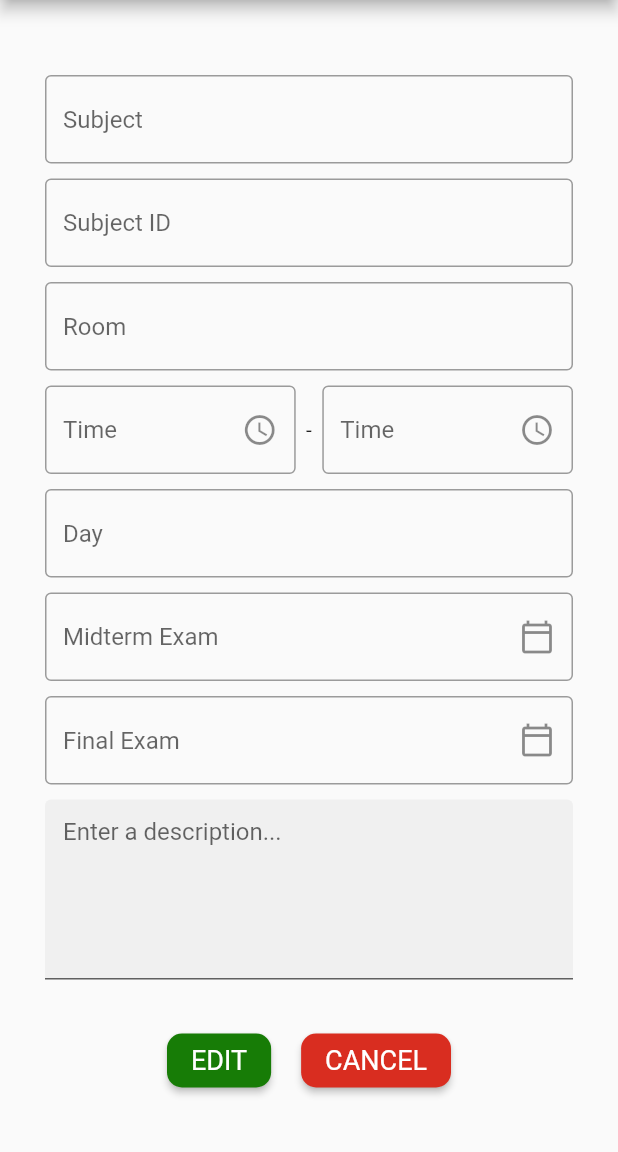
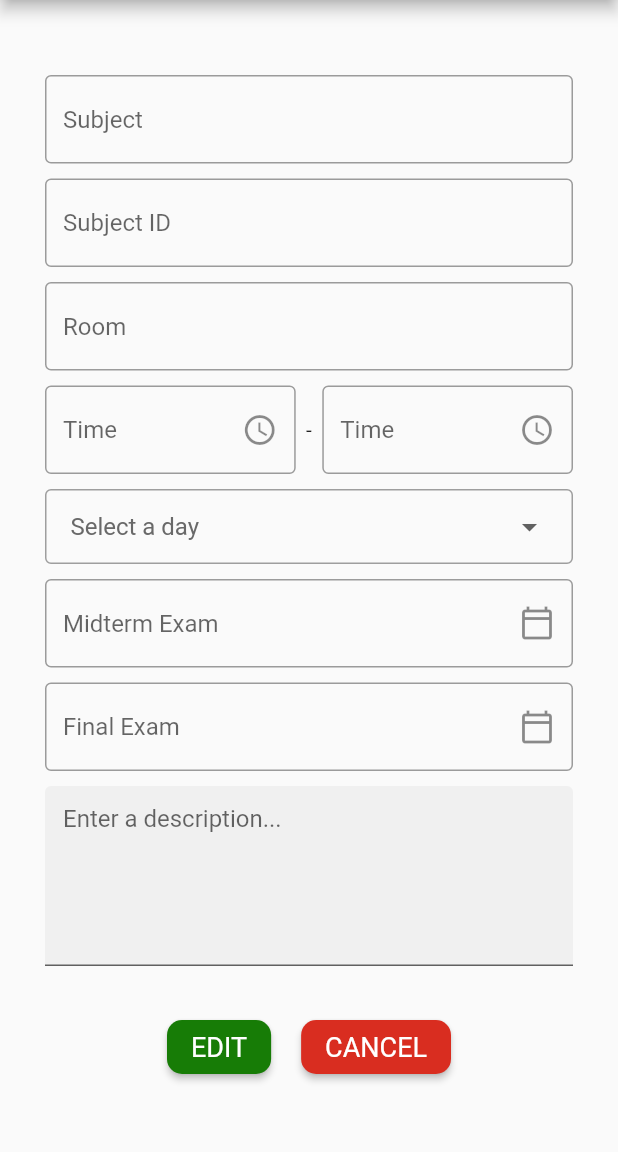
Before and after one commit to nightkuzan/scheduletdl, a Flutter app: the Editschedule screen opened directly with empty values, on a phone screen of 412 x 824 dp, the part 84-1236 px from its top. Run offline on Flutter 3.47's test engine with Material 2 defaults, Android fonts, the phone set to English and light mode, and no system bars; our stand-ins replace cloud_firestore, firebase_auth, firebase_core, fluttertoast, form_field_validator; missing offline and left inert: time_planner; accounts and stored records are empty.

```diff
--- a/lib/sch-management/edit-schedule.dart
+++ b/lib/sch-management/edit-schedule.dart
@@ -1,7 +1,8 @@
 import 'package:flutter/material.dart';
 
 class Editschedule extends StatefulWidget {
-  const Editschedule({super.key,
+  const Editschedule({
+    super.key,
     required this.subjectList,
     required this.taskname,
     required this.taskID,
@@ -12,7 +13,6 @@ class Editschedule extends StatefulWidget {
     required this.taskTimeEnd,
     required this.taskDay,
   });
-
 
   final List<dynamic> subjectList;
   final String taskname;
@@ -29,6 +29,19 @@ class Editschedule extends StatefulWidget {
 }
 
 class _Editschedule extends State<Editschedule> {
+  List<String> daysOfWeek = [
+    'Select a day',
+    'Mon',
+    'Tue',
+    'Wed',
+    'Thu',
+    'Fri',
+    'Sat',
+    'Sun',
+    'MTh',
+    'TuF',
+  ];
+  String selectedDay = 'Select a day';
   late TextEditingController _textController;
 
   @override
@@ -43,9 +56,11 @@ class _Editschedule extends State<Editschedule> {
       appBar: AppBar(
           leading: IconButton(
             onPressed: () {},
-            icon: IconButton(onPressed: () {
+            icon: IconButton(
+                onPressed: () {
                   Navigator.pop(context);
-            }, icon: const Icon(Icons.arrow_back_ios_new)),
+                },
+                icon: const Icon(Icons.arrow_back_ios_new)),
             color: Colors.black,
           ),
           backgroundColor: Colors.white,
@@ -109,9 +124,11 @@ class _Editschedule extends State<Editschedule> {
                       children: [
                         TextFormField(
                           decoration: InputDecoration(
-                            hintText: "${widget.taskname}" == '' ? 'Subject' : "${widget.taskname}",
-                            border:
-                                const OutlineInputBorder(borderSide: BorderSide()),
+                            hintText: "${widget.taskname}" == ''
+                                ? 'Subject'
+                                : "${widget.taskname}",
+                            border: const OutlineInputBorder(
+                                borderSide: BorderSide()),
                           ),
                         ),
                         const SizedBox(
@@ -119,9 +136,11 @@ class _Editschedule extends State<Editschedule> {
                         ),
                         TextFormField(
                           decoration: InputDecoration(
-                            hintText: "${widget.taskID}" == '' ? 'Subject ID' : "${widget.taskID}",
-                            border:
-                                const OutlineInputBorder(borderSide: BorderSide()),
+                            hintText: "${widget.taskID}" == ''
+                                ? 'Subject ID'
+                                : "${widget.taskID}",
+                            border: const OutlineInputBorder(
+                                borderSide: BorderSide()),
                           ),
                         ),
                         const SizedBox(
@@ -129,9 +148,11 @@ class _Editschedule extends State<Editschedule> {
                         ),
                         TextFormField(
                           decoration: InputDecoration(
-                            hintText: "${widget.taskRoom}" == '' ? 'Room' : "${widget.taskRoom}",
-                            border:
-                                const OutlineInputBorder(borderSide: BorderSide()),
+                            hintText: "${widget.taskRoom}" == ''
+                                ? 'Room'
+                                : "${widget.taskRoom}",
+                            border: const OutlineInputBorder(
+                                borderSide: BorderSide()),
                           ),
                         ),
                         const SizedBox(
@@ -142,10 +163,12 @@ class _Editschedule extends State<Editschedule> {
                             Expanded(
                               child: TextFormField(
                                 decoration: InputDecoration(
-                                  hintText: "${widget.taskTimeStart}" == '' ? 'Time' : "${widget.taskTimeStart}",
+                                  hintText: "${widget.taskTimeStart}" == ''
+                                      ? 'Time'
+                                      : "${widget.taskTimeStart}",
                                   suffixIcon: const Icon(Icons.access_time),
-                                  border:
-                                      const OutlineInputBorder(borderSide: BorderSide()),
+                                  border: const OutlineInputBorder(
+                                      borderSide: BorderSide()),
                                 ),
                               ),
                             ),
@@ -153,10 +176,12 @@ class _Editschedule extends State<Editschedule> {
                             Expanded(
                               child: TextFormField(
                                 decoration: InputDecoration(
-                                  hintText: "${widget.taskTimeEnd}" == '' ? 'Time' : "${widget.taskTimeEnd}",
+                                  hintText: "${widget.taskTimeEnd}" == ''
+                                      ? 'Time'
+                                      : "${widget.taskTimeEnd}",
                                   suffixIcon: const Icon(Icons.access_time),
-                                  border:
-                                      const OutlineInputBorder(borderSide: BorderSide()),
+                                  border: const OutlineInputBorder(
+                                      borderSide: BorderSide()),
                                 ),
                               ),
                             ),
@@ -165,11 +190,41 @@ class _Editschedule extends State<Editschedule> {
                         const SizedBox(
                           height: 10,
                         ),
-                        TextFormField(
-                          decoration: InputDecoration(
-                            hintText: "${widget.taskDay}" == '' ? 'Day' : "${widget.taskDay}",
-                            border:
-                                const OutlineInputBorder(borderSide: BorderSide()),
+                        // TextFormField(
+                        //   decoration: InputDecoration(
+                        //     hintText: "${widget.taskDay}" == '' ? 'Day' : "${widget.taskDay}",
+                        //     border:
+                        //         const OutlineInputBorder(borderSide: BorderSide()),
+                        //   ),
+                        // ),
+                        Container(
+                          width: double.infinity,
+                          decoration: BoxDecoration(
+                            border: Border.all(
+                              color: Colors.grey,
+                              width: 1,
+                            ),
+                            borderRadius: BorderRadius.circular(4),
+                          ),
+                          child: Padding(
+                            padding: const EdgeInsets.symmetric(horizontal: 16),
+                            child: DropdownButton<String>(
+                              value: selectedDay,
+                              items: daysOfWeek.map((String day) {
+                                return DropdownMenuItem<String>(
+                                  value: day,
+                                  child: Text(day, style:const TextStyle(color: Color.fromARGB(255, 105, 105, 105)),),
+                                );
+                              }).toList(),
+                              onChanged: (String? newValue) {
+                                setState(() {
+                                  selectedDay = newValue!;
+                                });
+                              },
+                              isExpanded: true,
+                              underline: const SizedBox(),
+                              hint: const Text('Select a day'),
+                            ),
                           ),
                         ),
                         const SizedBox(
@@ -177,10 +232,13 @@ class _Editschedule extends State<Editschedule> {
                         ),
                         TextFormField(
                           decoration: InputDecoration(
-                            hintText: "${widget.taskMid}" == '' ? 'Midterm Exam' : "${widget.taskMid}",
+                            hintText: "${widget.taskMid}" == ''
+                                ? 'Midterm Exam'
+                                : "${widget.taskMid}",
                             suffixIcon: IconButton(
                                 onPressed: () {},
-                                icon: const Icon(Icons.calendar_today_outlined)),
+                                icon:
+                                    const Icon(Icons.calendar_today_outlined)),
                             border: const OutlineInputBorder(
                                 borderSide: BorderSide()),
                           ),
@@ -190,10 +248,13 @@ class _Editschedule extends State<Editschedule> {
                         ),
                         TextFormField(
                           decoration: InputDecoration(
-                            hintText: "${widget.taskFinal}" == '' ? 'Final Exam' : "${widget.taskFinal}",
+                            hintText: "${widget.taskFinal}" == ''
+                                ? 'Final Exam'
+                                : "${widget.taskFinal}",
                             suffixIcon: IconButton(
                                 onPressed: () {},
-                                icon: const Icon(Icons.calendar_today_outlined)),
+                                icon:
+                                    const Icon(Icons.calendar_today_outlined)),
                             border: const OutlineInputBorder(
                                 borderSide: BorderSide()),
                           ),
@@ -236,7 +297,9 @@ class _Editschedule extends State<Editschedule> {
                           child: const Text("EDIT"),
                         ),
                       ),
-                      const SizedBox(width: 20,),
+                      const SizedBox(
+                        width: 20,
+                      ),
                       Padding(
                         padding: const EdgeInsets.only(bottom: 20),
                         child: ElevatedButton(
```
Lines whose indentation alone changed are shown as unchanged.
